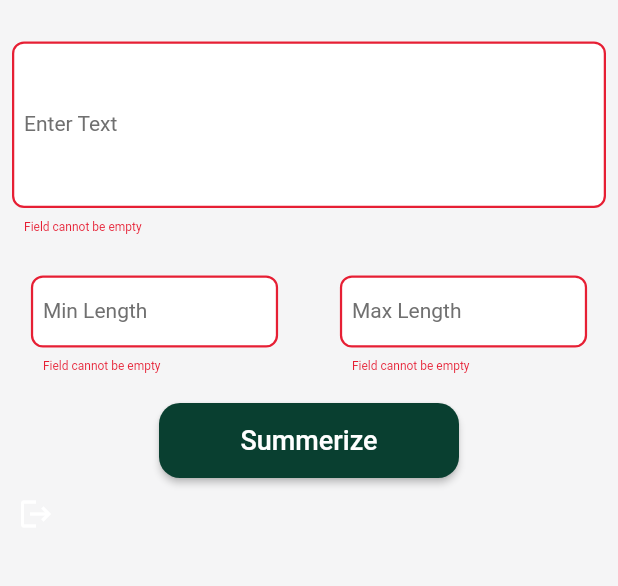
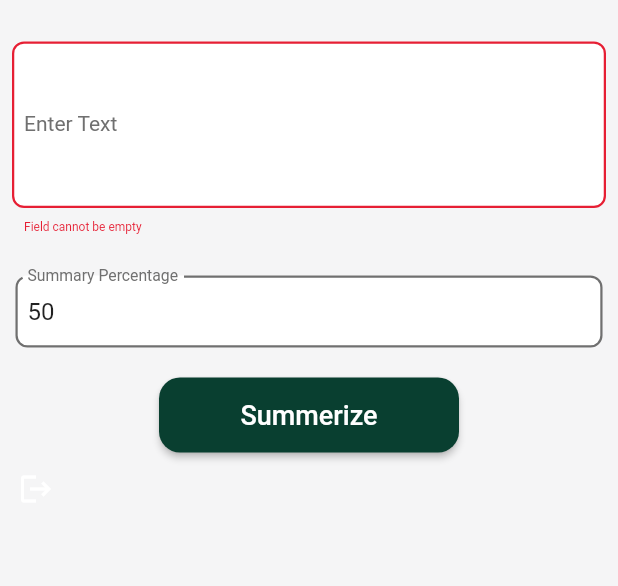
Before and after one commit to Netesh5/Quick-Summary-Flutter, a Flutter app: the screen it shows once a user with an empty profile is signed in, after a tap on "Summerize", on a phone screen of 412 x 824 dp, the part 164-750 px from its top. Run offline on Flutter 3.47's test engine with Material 2 defaults, Android fonts, the phone set to English and light mode, and no system bars; our stand-ins replace firebase_auth, firebase_core, font_awesome_flutter, google_fonts, google_sign_in, rive; accounts and stored records are empty; network calls fail; Roboto replaces fonts that are missing (Ubuntu).

Commit message:
result screen

```diff
--- a/lib/resources/string_manager.dart
+++ b/lib/resources/string_manager.dart
@@ -9,7 +9,8 @@ class StringManager {
   static final greeting = "Good ${Greeting()}";
   static const labelText = "Enter Text";
   static const summerize = "Summerize";
-  static const minLength = "Min Length";
-  static const maxLength = "Max Length";
+  // static const minLength = "Min Length";
+  // static const maxLength = "Max Length";
+  static const summaryPercentage = "Summary Percentage";
   static const summarizedText = "Summarized Text";
 }
--- a/lib/resources/theme_manager.dart
+++ b/lib/resources/theme_manager.dart
@@ -11,6 +11,7 @@ ThemeData getApplicationThemeData() {
       appBarTheme: AppBarTheme(
           color: ColorManager.lightBGWhiteColor,
           centerTitle: true,
+          iconTheme: IconThemeData(color: ColorManager.darkBgPrimary),
           elevation: 0,
           titleTextStyle: getRegularTextStyle(
               color: ColorManager.darkBgPrimary,
--- a/lib/view/homepage/homepage.dart
+++ b/lib/view/homepage/homepage.dart
@@ -46,7 +46,7 @@ class Homepage extends StatelessWidget {
             mainAxisAlignment: MainAxisAlignment.spaceAround,
             children: [
               Textformfield().minLength(context),
-              Textformfield().maxLength(context),
+              //Textformfield().maxLength(context),
             ],
           ),
           const SizedBox(
@@ -63,8 +63,7 @@ class Homepage extends StatelessWidget {
                     backgroundColor: ColorManager.lightGreen),
                 onPressed: () async {
                   if (Textformfield.formkey.currentState!.validate() &
-                      Textformfield.formkey2.currentState!.validate() &
-                      Textformfield.formkey3.currentState!.validate()) {
+                      Textformfield.formkey2.currentState!.validate()) {
                     await NetworkService()
                         .getPostApiResponse(Inputvalue.value)
                         .then((value) => Navigator.pushNamed(
--- a/lib/view/homepage/widgets/input_field.dart
+++ b/lib/view/homepage/widgets/input_field.dart
@@ -38,21 +38,23 @@ class Textformfield with ChangeNotifier {
   }
 
   Widget minLength(BuildContext context) {
-    TextEditingController controller = TextEditingController();
+    TextEditingController controller = TextEditingController(text: "50");
     return SizedBox(
-      width: MediaQuery.of(context).size.width * 0.4,
+      width: MediaQuery.of(context).size.width * 0.95,
       child: Form(
         key: formkey2,
         child: TextFormField(
             controller: controller,
             cursorColor: ColorManager.lightGreen,
             textInputAction: TextInputAction.done,
+            keyboardType: TextInputType.number,
             decoration: const InputDecoration(
-              label: Text(StringManager.minLength),
+              label: Text(StringManager.summaryPercentage),
             ),
             onChanged: (value) {
-              Inputvalue.minLength = controller.text;
-              notifyListeners();
+              controller.addListener(() {
+                Inputvalue.percentage = controller.text;
+              });
             },
             validator: (value) {
               if (value!.isEmpty) {
@@ -65,38 +67,38 @@ class Textformfield with ChangeNotifier {
     );
   }
 
-  Widget maxLength(BuildContext context) {
-    TextEditingController controller = TextEditingController();
-    return SizedBox(
-      width: MediaQuery.of(context).size.width * 0.4,
-      child: Form(
-        key: formkey3,
-        child: TextFormField(
-          controller: controller,
-          cursorColor: ColorManager.lightGreen,
-          textInputAction: TextInputAction.done,
-          decoration: const InputDecoration(
-            label: Text(StringManager.maxLength),
-          ),
-          onChanged: (value) {
-            Inputvalue.maxLength = controller.text;
-            notifyListeners();
-          },
-          validator: (value) {
-            if (value!.isEmpty) {
-              return "Field cannot be empty";
-            } else {
-              return null;
-            }
-          },
-        ),
-      ),
-    );
-  }
+  // Widget maxLength(BuildContext context) {
+  //   TextEditingController controller = TextEditingController();
+  //   return SizedBox(
+  //     width: MediaQuery.of(context).size.width * 0.4,
+  //     child: Form(
+  //       key: formkey3,
+  //       child: TextFormField(
+  //         controller: controller,
+  //         cursorColor: ColorManager.lightGreen,
+  //         textInputAction: TextInputAction.done,
+  //         decoration: const InputDecoration(
+  //           label: Text(StringManager.maxLength),
+  //         ),
+  //         onChanged: (value) {
+  //           Inputvalue.maxLength = controller.text;
+  //           notifyListeners();
+  //         },
+  //         validator: (value) {
+  //           if (value!.isEmpty) {
+  //             return "Field cannot be empty";
+  //           } else {
+  //             return null;
+  //           }
+  //         },
+  //       ),
+  //     ),
+  //   );
+  // }
 }
 
 class Inputvalue {
   static String value = "";
-  static String? minLength = "";
+  static String? percentage;
   static String maxLength = "";
 }
--- a/lib/view/homepage/widgets/result.dart
+++ b/lib/view/homepage/widgets/result.dart
@@ -20,7 +20,9 @@ class ResultScreen extends StatelessWidget {
 
 Widget InputField(String? result) {
   TextEditingController controller = TextEditingController(text: result);
-  return TextFormField(
+  return Padding(
+    padding: const EdgeInsets.all(8.0),
+    child: TextFormField(
       //textAlign: TextAlign.justify,
       controller: controller,
       cursorColor: ColorManager.lightGreen,
@@ -31,5 +33,6 @@ Widget InputField(String? result) {
         // counterText: controller.text.length.toString(),
         label: Text(StringManager.labelText),
       ),
+    ),
   );
 }
```
Also changed, not shown: lib/data/network/network_service.dart (+5 -2 lines). Lines whose indentation alone changed are shown as unchanged.
